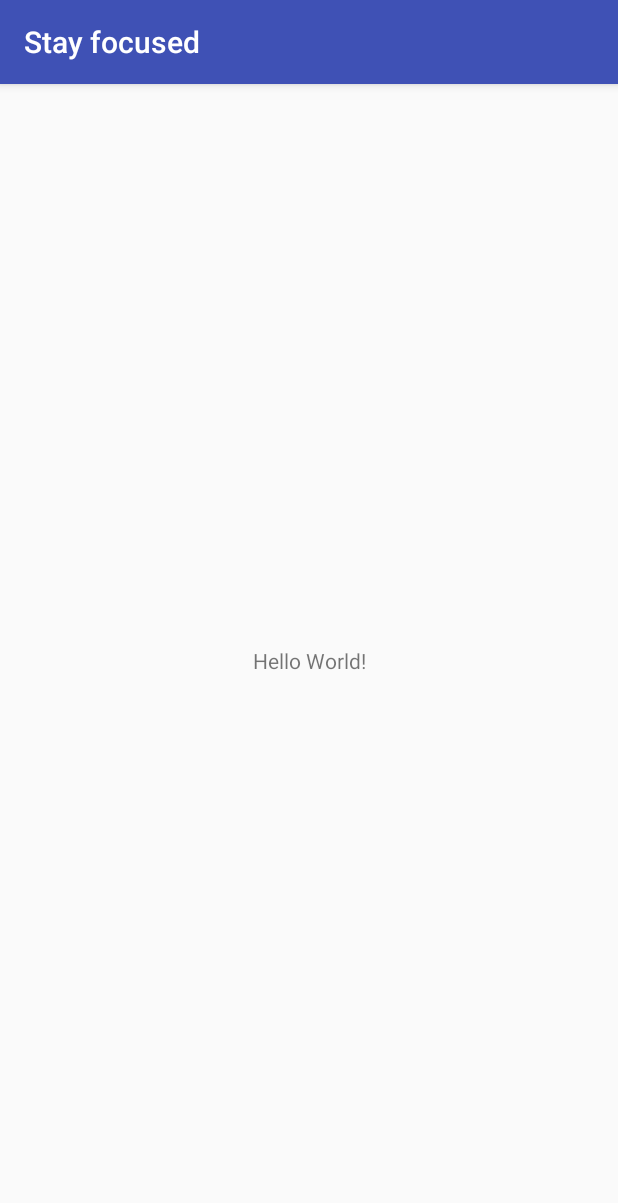
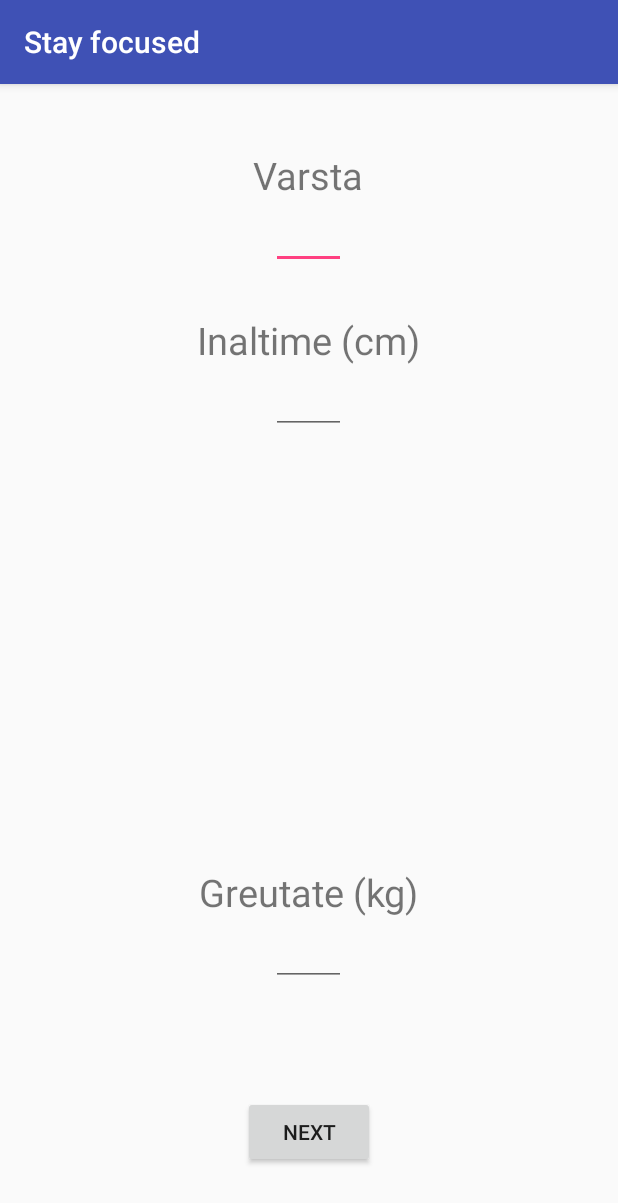
Before and after one commit to danielco56/Stayfocused, an Android app: the screen it shows after launch (MainActivity before the commit, FirstPage after it), on a phone screen of 412 x 824 dp. Shown: the top 1203 px of the screen. Run offline under Robolectric (Android 15) with nearby library versions, the phone set to English and light mode, and no system bars.

Commit message:
New Commit

```diff
--- a/app/src/main/AndroidManifest.xml
+++ b/app/src/main/AndroidManifest.xml
@@ -16,7 +16,8 @@
                 <category android:name="android.intent.category.LAUNCHER" />
             </intent-filter>
         </activity>
-        <activity android:name=".Controller"></activity>
+        <activity android:name=".Controller" />
+        <activity android:name=".FirstPage"></activity>
     </application>
 
 </manifest>
--- a/app/src/main/java/com/example/danielco56/stayfocused/Controller.java
+++ b/app/src/main/java/com/example/danielco56/stayfocused/Controller.java
@@ -1,15 +1,37 @@
 package com.example.danielco56.stayfocused;
 
+import android.os.SystemClock;
 import android.support.v7.app.AppCompatActivity;
 import android.os.Bundle;
+import android.view.View;
+import android.widget.Button;
+import android.widget.Chronometer;
 
 public class Controller extends AppCompatActivity {
+
+    private Button stopButton;
+    private Chronometer cronometru;
 
     @Override
     protected void onCreate(Bundle savedInstanceState) {
         super.onCreate(savedInstanceState);
         setContentView(R.layout.activity_controller);
 
+        stopButton = (Button) findViewById(R.id.stopButton);
+        cronometru = (Chronometer) findViewById(R.id.cron);
 
+        cronometru.setBase(SystemClock.elapsedRealtime());
+        cronometru.start();
+
+        stopButton.setOnClickListener(new View.OnClickListener() {
+            @Override
+            public void onClick(View v) {
+
+                System.out.println("dasfdasda");
+                cronometru.stop();
+                int elapsedMillis = (int) (SystemClock.elapsedRealtime() - cronometru.getBase());
+                System.out.println("TIMPUL ESTE: "+elapsedMillis);
+            }
+        });
     }
 }
--- /dev/null
+++ b/app/src/main/java/com/example/danielco56/stayfocused/FirstPage.java
@@ -0,0 +1,43 @@
+package com.example.danielco56.stayfocused;
+
+import android.content.Intent;
+import android.support.v7.app.AppCompatActivity;
+import android.os.Bundle;
+import android.view.View;
+import android.widget.Button;
+import android.widget.EditText;
+
+public class FirstPage extends AppCompatActivity {
+
+    public static String VVVarsta;
+    public static String inaltime;
+    public static String greutate;
+
+    @Override
+    protected void onCreate(Bundle savedInstanceState) {
+        super.onCreate(savedInstanceState);
+        setContentView(R.layout.activity_first_page);
+
+        EditText editText1 = (EditText)findViewById(R.id.Varsta);
+
+        EditText editText2 = (EditText)findViewById(R.id.Inaltime);
+
+        EditText editText3 = (EditText)findViewById(R.id.Greutate);
+
+
+        Button next = (Button)findViewById(R.id.next);
+
+
+        VVVarsta = editText1.getText().toString();
+        inaltime = editText2.getText().toString();
+        greutate = editText3.getText().toString();
+
+        next.setOnClickListener(new View.OnClickListener() {
+            @Override
+            public void onClick(View v) {
+                Intent first = new Intent(FirstPage.this, MainActivity.class);
+                startActivity(first);
+            }
+        });
+    }
+}
--- a/app/src/main/java/com/example/danielco56/stayfocused/MainActivity.java
+++ b/app/src/main/java/com/example/danielco56/stayfocused/MainActivity.java
@@ -1,9 +1,13 @@
 package com.example.danielco56.stayfocused;
 
 import android.app.ActivityManager;
+import android.content.Intent;
+import android.content.SharedPreferences;
+import android.os.SystemClock;
 import android.support.v7.app.AppCompatActivity;
 import android.os.Bundle;
 import android.util.Log;
+import android.view.View;
 import android.widget.Button;
 import android.widget.Chronometer;
 
@@ -12,15 +16,32 @@ import java.util.List;
 
 public class MainActivity extends AppCompatActivity {
 
-    private Button stopButton;
-    private Chronometer cronometru;
+
 
     @Override
     protected void onCreate(Bundle savedInstanceState) {
         super.onCreate(savedInstanceState);
         setContentView(R.layout.activity_main);
-        stopButton = (Button) findViewById(R.id.stopButton);
-        cronometru= (Chronometer) findViewById (R.id.cron);
+
+        Boolean isFirstRun = getSharedPreferences("Preference", MODE_PRIVATE).getBoolean("isfirstrun",true);
+
+        if(isFirstRun){
+            showStartDialog();
+        }
 
     }
+
+    private void showStartDialog() {
+        Intent firstActivity = new Intent(MainActivity.this,FirstPage.class);
+        startActivity(firstActivity);
+
+        SharedPreferences prefs = getSharedPreferences("Preference",MODE_PRIVATE);
+        SharedPreferences.Editor editor = prefs.edit();
+        editor.putBoolean("isfirstrun",false);
+        editor.apply();
+    }
+
+
+
+
 }
--- /dev/null
+++ b/app/src/main/res/layout/activity_first_page.xml
@@ -0,0 +1,75 @@
+<?xml version="1.0" encoding="utf-8"?>
+<RelativeLayout xmlns:android="http://schemas.android.com/apk/res/android"
+    xmlns:app="http://schemas.android.com/apk/res-auto"
+    xmlns:tools="http://schemas.android.com/tools"
+    android:layout_width="match_parent"
+    android:layout_height="match_parent"
+    android:orientation="vertical"
+    tools:context=".FirstPage">
+    <TextView
+        android:layout_width="wrap_content"
+        android:layout_height="wrap_content"
+        android:text="Varsta"
+        android:textSize="25dp"
+        android:layout_above="@+id/Varsta"
+        android:layout_centerHorizontal="true"
+        android:layout_marginBottom="-78dp" />
+
+    <EditText
+        android:layout_width="50dp"
+        android:layout_height="wrap_content"
+        android:layout_alignParentTop="true"
+        android:layout_centerHorizontal="true"
+        android:layout_marginTop="78dp"
+        android:id="@+id/Varsta"
+        android:inputType="number"
+        android:gravity="center_horizontal" />
+
+    <TextView
+        android:layout_width="wrap_content"
+        android:layout_height="wrap_content"
+        android:layout_alignParentTop="true"
+        android:layout_centerHorizontal="true"
+        android:layout_marginTop="153dp"
+        android:text="Inaltime (cm)"
+        android:id="@+id/inaltime"
+        android:textSize="25dp" />
+
+    <EditText
+        android:id="@+id/Inaltime"
+        android:inputType="number"
+        android:layout_width="50dp"
+        android:layout_height="wrap_content"
+        android:layout_below="@+id/inaltime"
+        android:layout_centerHorizontal="true"
+        android:gravity="center_horizontal" />
+
+    <TextView
+        android:layout_width="wrap_content"
+        android:layout_height="wrap_content"
+        android:layout_alignParentBottom="true"
+        android:layout_centerHorizontal="true"
+        android:layout_marginBottom="212dp"
+        android:text="Greutate (kg)"
+        android:id="@+id/greutate"
+        android:textSize="25dp" />
+
+    <EditText
+        android:id="@+id/Greutate"
+        android:layout_width="50dp"
+        android:inputType="number"
+        android:layout_height="wrap_content"
+        android:layout_below="@+id/greutate"
+        android:layout_centerHorizontal="true"
+        android:layout_marginTop="-212dp"
+        android:gravity="center_horizontal" />
+
+    <Button
+        android:layout_width="wrap_content"
+        android:layout_height="wrap_content"
+        android:layout_alignParentBottom="true"
+        android:layout_centerHorizontal="true"
+        android:layout_marginBottom="45dp"
+        android:text="Next"
+        android:id="@+id/next"/>
+</RelativeLayout>
```
